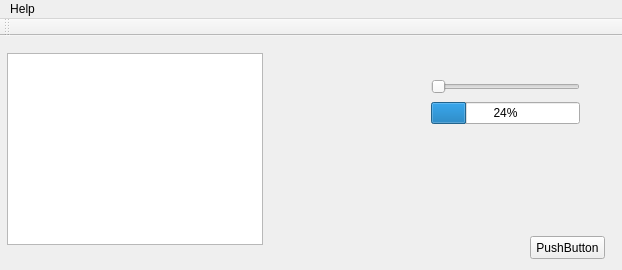
This is MyWidget/mywidget.ui in Gabriel-22/QT-Programming as Qt 5 draws it before an edit. The edited form follows.
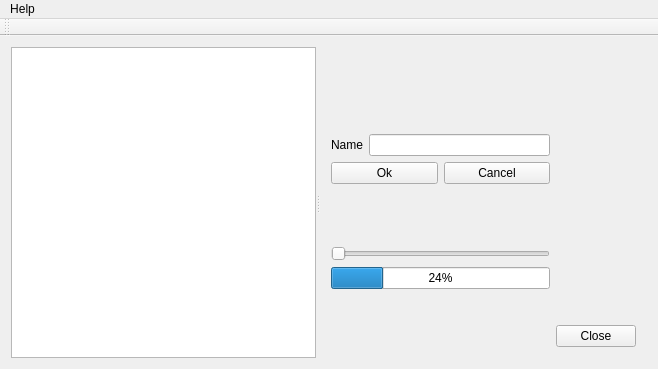
This is the edited form.

```diff
--- a/MyWidget/mywidget.ui
+++ b/MyWidget/mywidget.ui
@@ -6,33 +6,78 @@
    <rect>
     <x>0</x>
     <y>0</y>
-    <width>622</width>
-    <height>270</height>
+    <width>658</width>
+    <height>369</height>
    </rect>
   </property>
   <property name="windowTitle">
    <string>MyWidget</string>
   </property>
   <widget class="QWidget" name="centralWidget">
-   <widget class="QTextEdit" name="textEdit">
-    <property name="geometry">
-     <rect>
-      <x>7</x>
-      <y>17</y>
-      <width>256</width>
-      <height>192</height>
-     </rect>
-    </property>
-   </widget>
-   <widget class="QWidget" name="layoutWidget">
-    <property name="geometry">
-     <rect>
-      <x>420</x>
-      <y>30</y>
-      <width>171</width>
-      <height>71</height>
-     </rect>
-    </property>
+   <layout class="QHBoxLayout" name="horizontalLayout_4">
+    <item>
+     <widget class="QSplitter" name="splitter">
+      <property name="orientation">
+       <enum>Qt::Horizontal</enum>
+      </property>
+      <widget class="QTextEdit" name="textEdit"/>
+      <widget class="QWidget" name="">
+       <layout class="QHBoxLayout" name="horizontalLayout_3">
+        <item>
+         <layout class="QVBoxLayout" name="verticalLayout_4">
+          <item>
+           <spacer name="horizontalSpacer">
+            <property name="orientation">
+             <enum>Qt::Horizontal</enum>
+            </property>
+            <property name="sizeHint" stdset="0">
+             <size>
+              <width>40</width>
+              <height>20</height>
+             </size>
+            </property>
+           </spacer>
+          </item>
+          <item>
+           <layout class="QVBoxLayout" name="verticalLayout_2">
+            <item>
+             <layout class="QHBoxLayout" name="horizontalLayout">
+              <item>
+               <widget class="QLabel" name="label">
+                <property name="text">
+                 <string>Name</string>
+                </property>
+                <property name="buddy">
+                 <cstring>lineEdit</cstring>
+                </property>
+               </widget>
+              </item>
+              <item>
+               <widget class="QLineEdit" name="lineEdit"/>
+              </item>
+             </layout>
+            </item>
+            <item>
+             <layout class="QHBoxLayout" name="horizontalLayout_2">
+              <item>
+               <widget class="QPushButton" name="okButton">
+                <property name="text">
+                 <string>Ok</string>
+                </property>
+               </widget>
+              </item>
+              <item>
+               <widget class="QPushButton" name="cancelButton">
+                <property name="text">
+                 <string>Cancel</string>
+                </property>
+               </widget>
+              </item>
+             </layout>
+            </item>
+           </layout>
+          </item>
+          <item>
     <layout class="QVBoxLayout" name="verticalLayout">
      <item>
       <widget class="QSlider" name="horizontalSlider">
@@ -49,27 +94,45 @@
       </widget>
      </item>
     </layout>
-   </widget>
-   <widget class="QPushButton" name="pushButton">
-    <property name="geometry">
-     <rect>
-      <x>530</x>
-      <y>200</y>
-      <width>75</width>
-      <height>23</height>
-     </rect>
-    </property>
+          </item>
+         </layout>
+        </item>
+        <item>
+         <layout class="QVBoxLayout" name="verticalLayout_3">
+          <item>
+           <spacer name="verticalSpacer">
+            <property name="orientation">
+             <enum>Qt::Vertical</enum>
+            </property>
+            <property name="sizeHint" stdset="0">
+             <size>
+              <width>20</width>
+              <height>40</height>
+             </size>
+            </property>
+           </spacer>
+          </item>
+          <item>
+           <widget class="QPushButton" name="closeButton">
     <property name="text">
-     <string>PushButton</string>
-    </property>
-   </widget>
+             <string>Close</string>
+            </property>
+           </widget>
+          </item>
+         </layout>
+        </item>
+       </layout>
+      </widget>
+     </widget>
+    </item>
+   </layout>
   </widget>
   <widget class="QMenuBar" name="menuBar">
    <property name="geometry">
     <rect>
      <x>0</x>
      <y>0</y>
-     <width>622</width>
+     <width>658</width>
      <height>21</height>
     </rect>
    </property>
```
Left out of the diff: 18 changed lines with no effect on the pictures. Lines whose indentation alone changed are shown as unchanged.
